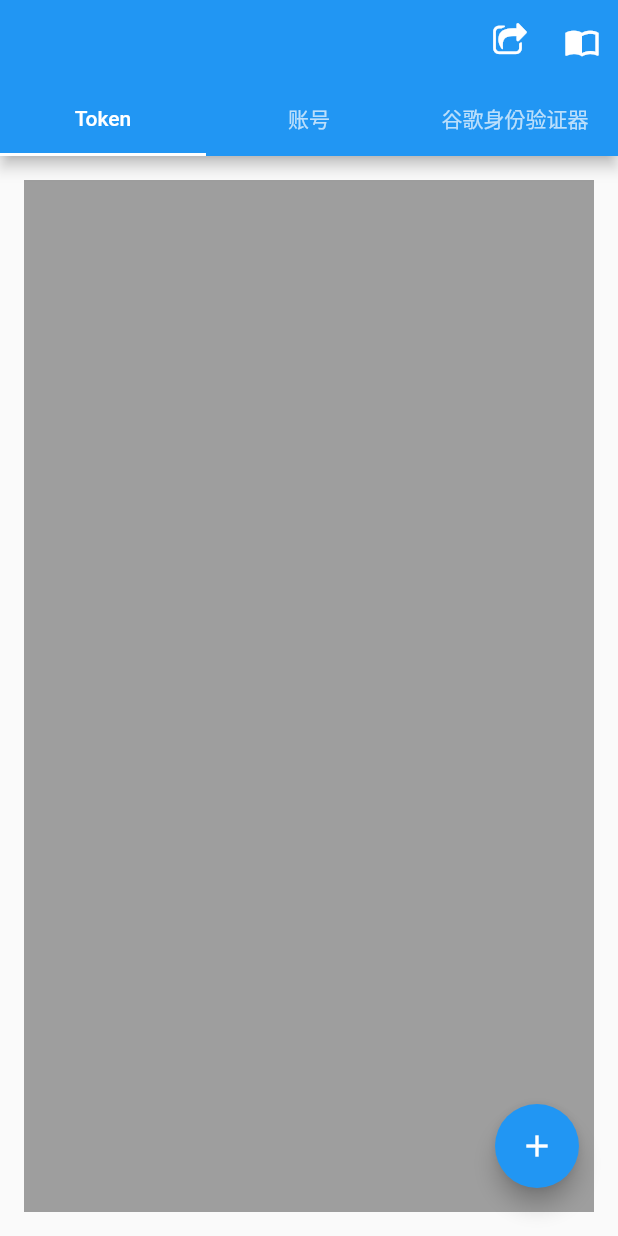
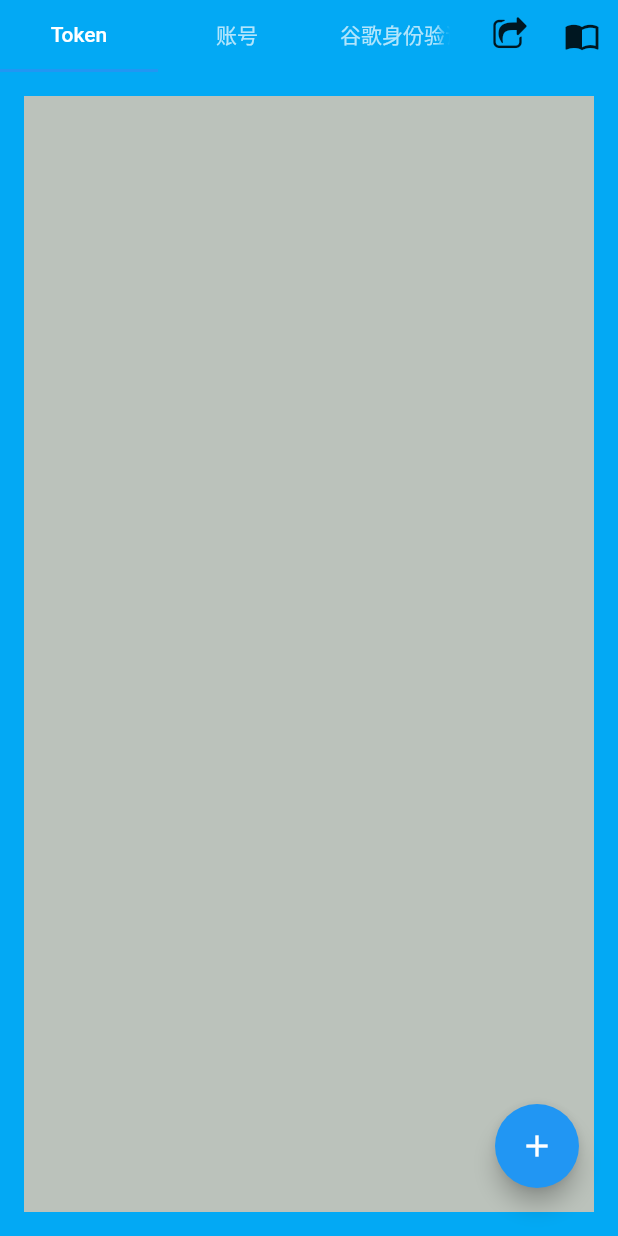
Before and after one commit to stong1994/secret_book, a Flutter app: the screen it shows after launch, on a phone screen of 412 x 824 dp. Run offline on Flutter 3.47's test engine with Material 2 defaults, Android fonts, the phone set to English and light mode, and no system bars; our stand-ins replace event_bus, file_picker, sqflite; missing offline and left inert: base32; accounts and stored records are empty.

Commit message:
修改tap页布局

```diff
--- a/lib/bar.dart
+++ b/lib/bar.dart
@@ -38,16 +38,20 @@ class _BarState extends State<Bar> with SingleTickerProviderStateMixin {
   Widget build(BuildContext context) {
     return MaterialApp(
       home: Scaffold(
-        appBar: AppBar(
-          bottom: TabBar(
+        backgroundColor: Colors.lightBlue,
+        appBar: PreferredSize(
+          preferredSize: const Size.fromHeight(kToolbarHeight),
+          child: Row(children: [
+            Expanded(
+                child: TabBar(
+              // isScrollable: true,
               controller: _tabController,
               tabs: const [
                 Tab(text: 'Token'),
                 Tab(text: '账号'),
                 Tab(text: '谷歌身份验证器'),
               ],
-          ),
-          actions: [
+            )),
             IconButton(
               icon: const Icon(exportIcon),
               onPressed: export(context),
@@ -56,8 +60,7 @@ class _BarState extends State<Bar> with SingleTickerProviderStateMixin {
               icon: Icon(Icons.import_contacts),
               onPressed: import(context),
             ),
-          ],
-          // ),
+          ]),
         ),
         body: TabBarView(
           controller: _tabController,
--- a/lib/page/account/home.dart
+++ b/lib/page/account/home.dart
@@ -32,7 +32,7 @@ class _AccountBookState extends State<AccountBook> {
   Widget build(BuildContext context) {
     return Container(
         margin: EdgeInsets.all(16),
-        color: Colors.grey,
+        color: Color.fromARGB(255, 200, 215, 200),
         child: Column(
             crossAxisAlignment: CrossAxisAlignment.stretch,
             children: <Widget>[
--- a/lib/page/googleauth/home.dart
+++ b/lib/page/googleauth/home.dart
@@ -31,7 +31,7 @@ class _GoogleAuthBookState extends State<GoogleAuthBook> {
   Widget build(BuildContext context) {
     return Container(
         margin: EdgeInsets.all(16),
-        color: Colors.grey,
+        color: Color.fromARGB(255, 204, 216, 204),
         child: Column(
             crossAxisAlignment: CrossAxisAlignment.stretch,
             children: <Widget>[
--- a/lib/token_book.dart
+++ b/lib/token_book.dart
@@ -33,7 +33,7 @@ class _TokenBookState extends State<TokenBook> {
   Widget build(BuildContext context) {
     return Container(
         margin: EdgeInsets.all(16),
-        color: Colors.grey,
+        color: Color.fromARGB(255, 187, 194, 187),
         child: Column(
             crossAxisAlignment: CrossAxisAlignment.stretch,
             children: <Widget>[
```
Lines whose indentation alone changed are shown as unchanged.
